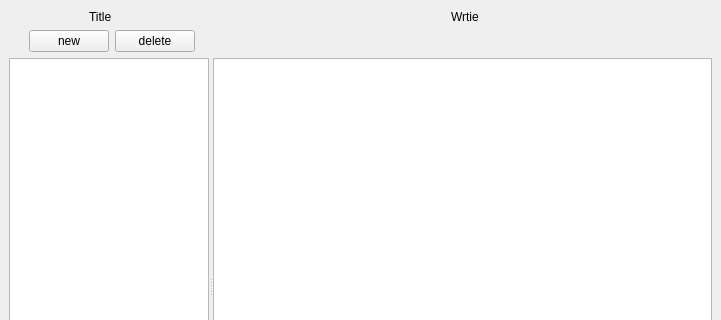
First picture: the form in mainwindow.ui, repository exquet/NotesApp, before the edit; both pictures show x 0 to 721 and y 0 to 320 of the 721 by 522 pixel window.
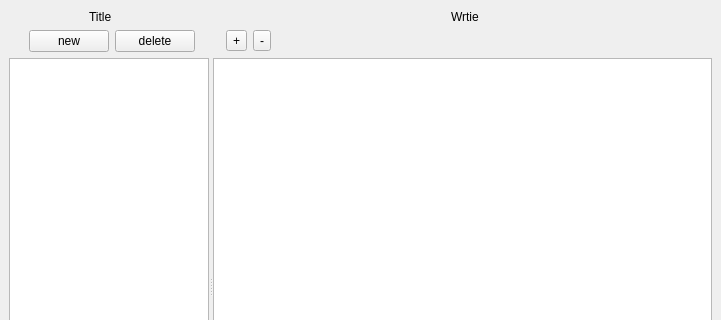
Second picture: the form after the edit.

Commit message: text formatting

Patch:
```diff
--- a/mainwindow.ui
+++ b/mainwindow.ui
@@ -125,6 +125,36 @@
         </property>
        </widget>
       </item>
+      <item>
+       <spacer name="horizontalSpacer_3">
+        <property name="orientation">
+         <enum>Qt::Orientation::Horizontal</enum>
+        </property>
+        <property name="sizeType">
+         <enum>QSizePolicy::Policy::Minimum</enum>
+        </property>
+        <property name="sizeHint" stdset="0">
+         <size>
+          <width>25</width>
+          <height>20</height>
+         </size>
+        </property>
+       </spacer>
+      </item>
+      <item>
+       <widget class="QToolButton" name="increaseFontButton">
+        <property name="text">
+         <string>+</string>
+        </property>
+       </widget>
+      </item>
+      <item>
+       <widget class="QToolButton" name="decreaseFontButton">
+        <property name="text">
+         <string>-</string>
+        </property>
+       </widget>
+      </item>
       <item>
        <spacer name="horizontalSpacer">
         <property name="orientation">
```
The commit also changes 2 other files.
